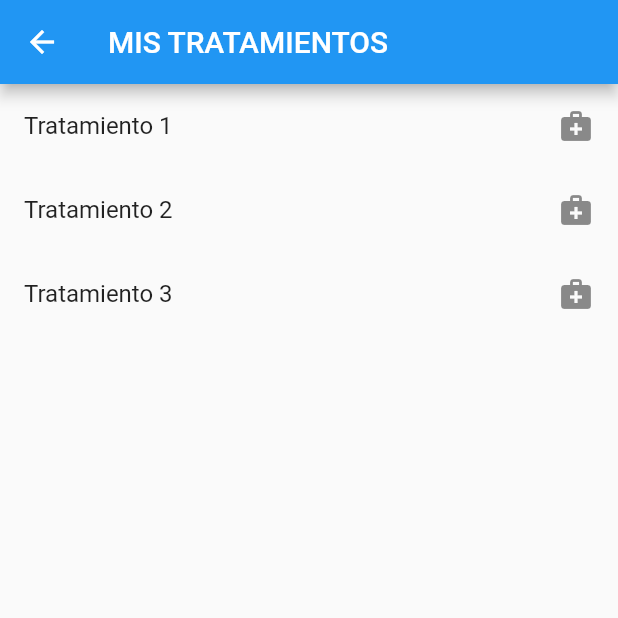
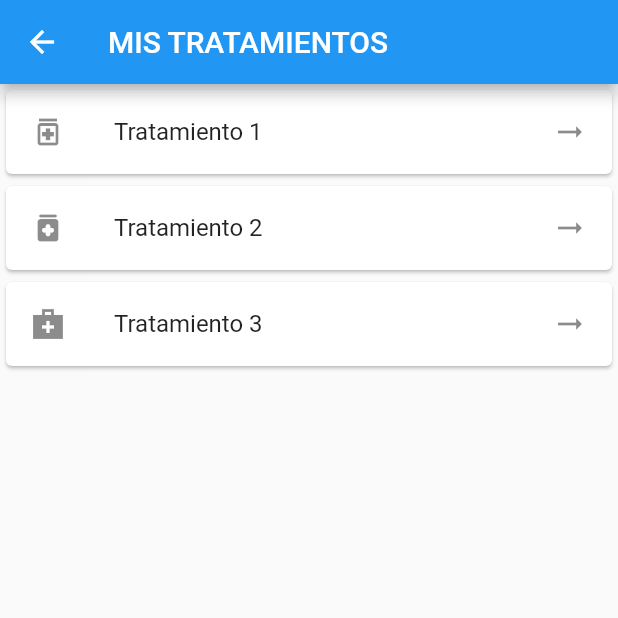
Before and after one commit to SlyMlz/clinica_melizagomezsaledo, a Flutter app: the MenuP screen opened directly, after a tap on "Mis tratamientos", on a phone screen of 412 x 824 dp, the top half of it. Run offline on Flutter 3.47's test engine with Material 2 defaults, Android fonts, the phone set to English and light mode, and no system bars.

Commit message:
Se crea un directorio

```diff
--- a/lib/views/menuprincipal_view.dart
+++ b/lib/views/menuprincipal_view.dart
@@ -21,11 +21,14 @@ class _MenuPState extends State<MenuP> {
           title: Text('APP CLÍNICA ODONTOLÓGICA'),
         ),
         body: ListView(
+          padding: EdgeInsets.symmetric(horizontal: 20,vertical: 20),
           children: [
 
-
-            ListTile(
-
+            Card(
+          child: Column(
+            children: [
+               ListTile(
+              leading: Icon(Icons.person_rounded),
               title: Text("Mis datos personales"),
               trailing:Icon(Icons.arrow_right_sharp),
               onTap: (){
@@ -35,9 +38,16 @@ class _MenuPState extends State<MenuP> {
 
               },
          ),
+            ],
+          ),
+        ),
 
-         ListTile(
 
+        Card(
+          child: Column(
+            children: [
+               ListTile(
+              leading: Icon(Icons.book_online_sharp),
               title: Text("Mis tratamientos"),
               trailing:Icon(Icons.arrow_right_sharp),
               onTap: (){
@@ -48,8 +58,16 @@ class _MenuPState extends State<MenuP> {
 
               },
          ),
-         ListTile(
+            ],
+          ),
+        ),
 
+
+        Card(
+          child: Column(
+            children: [
+               ListTile(
+              leading: Icon(Icons.circle_notifications),
               title: Text("Citas y agendamiento"),
               trailing:Icon(Icons.arrow_right_sharp),
               onTap: (){
@@ -60,8 +78,15 @@ class _MenuPState extends State<MenuP> {
 
               },
          ),
-         ListTile(
+            ],
+          ),
+        ),
 
+         Card(
+          child: Column(
+            children: [
+                ListTile(
+              leading: Icon(Icons.monetization_on_rounded),
               title: Text("Pagos realizados"),
               trailing:Icon(Icons.arrow_right_sharp),
               onTap: (){
@@ -72,6 +97,9 @@ class _MenuPState extends State<MenuP> {
 
               },
          ),
+            ],
+          ),
+        ),
 
 
 
--- a/lib/views/tratamientos_view.dart
+++ b/lib/views/tratamientos_view.dart
@@ -1,7 +1,5 @@
 import 'package:flutter/material.dart';
-import 'package:proyecto2/views/tratamiento1_view.dart';
-import 'package:proyecto2/views/tratamiento2_view.dart';
-import 'package:proyecto2/views/tratamiento3_view.dart';
+import 'package:proyecto2/viewExport/viewExport.dart';
 
 
 class Tratamiento extends StatefulWidget {
@@ -14,29 +12,44 @@ class _TratamientoState extends State<Tratamiento> {
 
   @override
   Widget build(BuildContext context) {
+    padding: EdgeInsets.symmetric(horizontal: 30,vertical: 30);
     return Scaffold(
 
+
         appBar: AppBar(
+
           title: Text('MIS TRATAMIENTOS'),
         ),
         body: ListView(
           children: [
-            ListTile(
 
+            Card(
+              child: Column(
+                children: [
+                  ListTile(
+              leading: Icon(Icons.medication_outlined),
               title: Text("Tratamiento 1"),
-              trailing:Icon(Icons.medical_services),
+              trailing:Icon(Icons.arrow_right_alt_outlined),
               onTap: (){
                 Navigator.push(context,
 
               MaterialPageRoute(builder: (context) => Tratamiento1()));
 
               },
-         ),
+               ),
 
-         ListTile(
+                ],
+              ),
 
+            ),
+
+            Card(
+              child: Column(
+                children: [
+                  ListTile(
+              leading: Icon(Icons.medication_rounded),
               title: Text("Tratamiento 2"),
-              trailing:Icon(Icons.medical_services),
+              trailing:Icon(Icons.arrow_right_alt_outlined),
               onTap: (){
                 Navigator.push(context,
 
@@ -45,18 +58,29 @@ class _TratamientoState extends State<Tratamiento> {
 
               },
          ),
-         ListTile(
 
+                ],
+              ),
+            ),
+
+            Card(
+              child: Column(
+                children: [
+                  ListTile(
+              leading: Icon(Icons.medical_services_sharp),
               title: Text("Tratamiento 3"),
-              trailing:Icon(Icons.medical_services),
+              trailing:Icon(Icons.arrow_right_alt_outlined),
               onTap: (){
                 Navigator.push(context,
 
               MaterialPageRoute(builder: (context) => Tratamiento3()));
 
-
               },
          ),
+                ]
+              ),
+
+            ),
 
           ],
 
@@ -68,8 +92,5 @@ class _TratamientoState extends State<Tratamiento> {
 
         );
 
-  // ignore: dead_code
-
-
   }
 }
```
Also changed, not shown: lib/viewExport/viewExport.dart (added, +11 -0 lines), lib/views/cita1_view.dart (+21 -13 lines), lib/views/cita2_view.dart (+21 -12 lines), lib/views/cita3_view.dart (+19 -11 lines), lib/views/citas_view.dart (+44 -9 lines), lib/views/pago1_view.dart (+18 -10 lines), lib/views/pago2_view.dart (+18 -10 lines), lib/views/pago3_view.dart (+18 -10 lines), lib/views/pagos_view.dart (+39 -9 lines), lib/views/tratamiento1_view.dart (+18 -10 lines), lib/views/tratamiento2_view.dart (+18 -9 lines), lib/views/tratamiento3_view.dart (+17 -10 lines).
